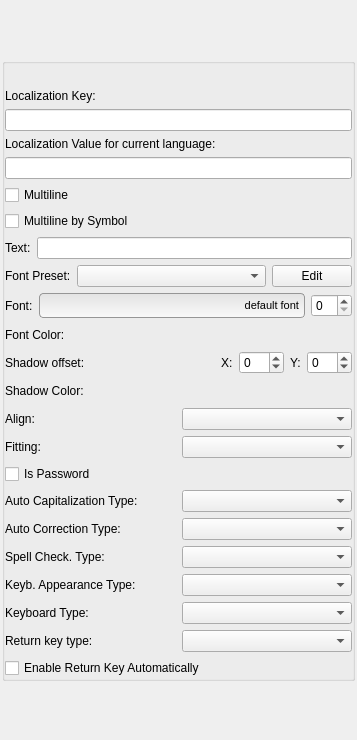
This is Tools/UIEditor/UI/textpropertygridwidget.ui in xaoctech/dava.engine as Qt 5 draws it before an edit. The edited form follows.
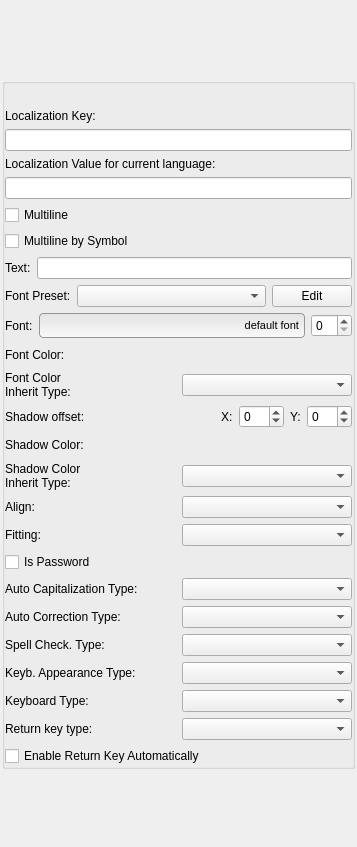
This is the edited form. Custom widgets are drawn as their Qt base class.

Commit message: [DF-4038] - Text/Shadow Color Inherit property is added for UIStaticText.

Patch:
```diff
--- a/Tools/UIEditor/UI/textpropertygridwidget.ui
+++ b/Tools/UIEditor/UI/textpropertygridwidget.ui
@@ -7,7 +7,7 @@
     <x>0</x>
     <y>0</y>
     <width>357</width>
-    <height>740</height>
+    <height>847</height>
    </rect>
   </property>
   <property name="sizePolicy">
@@ -326,6 +326,26 @@
         </layout>
        </widget>
       </item>
+      <item>
+       <widget class="QWidget" name="fontColorInheritTypeWidget" native="true">
+        <layout class="QHBoxLayout" name="horizontalLayout_18">
+         <property name="margin">
+          <number>0</number>
+         </property>
+         <item>
+          <widget class="QLabel" name="label">
+           <property name="text">
+            <string>Font Color
+Inherit Type:</string>
+           </property>
+          </widget>
+         </item>
+         <item>
+          <widget class="QComboBox" name="fontColorInheritTypeCombobox"/>
+         </item>
+        </layout>
+       </widget>
+      </item>
       <item>
        <widget class="QWidget" name="shadowOffsetWidget" native="true">
         <property name="sizePolicy">
@@ -441,6 +461,26 @@
         </layout>
        </widget>
       </item>
+      <item>
+       <widget class="QWidget" name="shadowColorInheritWidget" native="true">
+        <layout class="QHBoxLayout" name="horizontalLayout_17">
+         <property name="margin">
+          <number>0</number>
+         </property>
+         <item>
+          <widget class="QLabel" name="shadowColorLabel_2">
+           <property name="text">
+            <string>Shadow Color
+Inherit Type:</string>
+           </property>
+          </widget>
+         </item>
+         <item>
+          <widget class="QComboBox" name="shadowColorInheritTypeCombobox"/>
+         </item>
+        </layout>
+       </widget>
+      </item>
       <item>
        <widget class="QWidget" name="alignWidget" native="true">
         <property name="sizePolicy">
```
Left out of the diff: 9 changed lines with no effect on the pictures. The commit also changes 7 other files.
